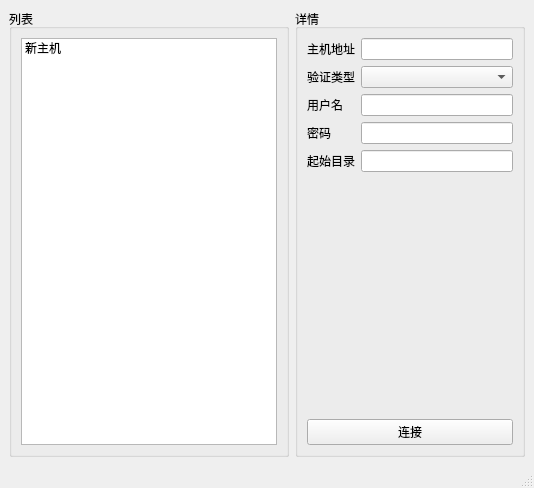
Before: the Qt Designer form mainwindow.ui in ffii4455/SSHFS, drawn with Qt 5.
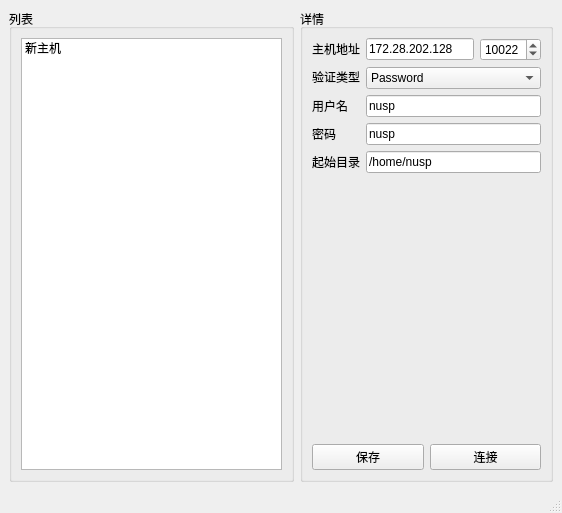
After: the same form once the commit is applied.

Diff of the .ui file:
```diff
--- a/mainwindow.ui
+++ b/mainwindow.ui
@@ -6,8 +6,8 @@
    <rect>
     <x>0</x>
     <y>0</y>
-    <width>534</width>
-    <height>488</height>
+    <width>562</width>
+    <height>513</height>
    </rect>
   </property>
   <property name="windowTitle">
@@ -41,23 +41,24 @@
       <property name="title">
        <string>详情</string>
       </property>
-      <layout class="QGridLayout" name="gridLayout_3">
-       <item row="1" column="0">
-        <spacer name="verticalSpacer">
-         <property name="orientation">
-          <enum>Qt::Vertical</enum>
+      <layout class="QGridLayout" name="gridLayout">
+       <item row="3" column="1">
+        <widget class="QPushButton" name="startConnect">
+         <property name="text">
+          <string>连接</string>
          </property>
-         <property name="sizeHint" stdset="0">
-          <size>
-           <width>20</width>
-           <height>40</height>
-          </size>
+        </widget>
+       </item>
+       <item row="3" column="0">
+        <widget class="QPushButton" name="saveButton">
+         <property name="text">
+          <string>保存</string>
          </property>
-        </spacer>
+        </widget>
        </item>
-       <item row="0" column="0">
-        <layout class="QGridLayout" name="gridLayout">
-         <item row="0" column="0">
+       <item row="0" column="0" colspan="2">
+        <layout class="QHBoxLayout" name="horizontalLayout">
+         <item>
           <layout class="QVBoxLayout" name="verticalLayout_2">
            <item>
             <widget class="QLabel" name="label">
@@ -96,33 +97,83 @@
            </item>
           </layout>
          </item>
-         <item row="0" column="1">
+         <item>
           <layout class="QVBoxLayout" name="verticalLayout">
            <item>
-            <widget class="QLineEdit" name="lineEdit_2"/>
+            <layout class="QHBoxLayout" name="horizontalLayout_2">
+             <item>
+              <widget class="QLineEdit" name="hostAddr">
+               <property name="text">
+                <string>172.28.202.128</string>
+               </property>
+              </widget>
+             </item>
+             <item>
+              <widget class="QSpinBox" name="port">
+               <property name="maximum">
+                <number>65535</number>
+               </property>
+               <property name="stepType">
+                <enum>QAbstractSpinBox::DefaultStepType</enum>
+               </property>
+               <property name="value">
+                <number>10022</number>
+               </property>
+              </widget>
+             </item>
+            </layout>
            </item>
            <item>
-            <widget class="QComboBox" name="comboBox"/>
+            <widget class="QComboBox" name="comboBox">
+             <item>
+              <property name="text">
+               <string>Password</string>
+              </property>
+             </item>
+             <item>
+              <property name="text">
+               <string>Public key</string>
+              </property>
+             </item>
+            </widget>
            </item>
            <item>
-            <widget class="QLineEdit" name="lineEdit"/>
+            <widget class="QLineEdit" name="username">
+             <property name="text">
+              <string>nusp</string>
+             </property>
+            </widget>
            </item>
            <item>
-            <widget class="QLineEdit" name="lineEdit_3"/>
+            <widget class="QLineEdit" name="password">
+             <property name="text">
+              <string>nusp</string>
+             </property>
+            </widget>
            </item>
            <item>
-            <widget class="QLineEdit" name="lineEdit_4"/>
+            <widget class="QLineEdit" name="rootPath">
+             <property name="text">
+              <string>/home/nusp</string>
+             </property>
+            </widget>
            </item>
           </layout>
          </item>
         </layout>
        </item>
-       <item row="2" column="0">
-        <widget class="QPushButton" name="startConnect">
-         <property name="text">
-          <string>连接</string>
+       <item row="2" column="1">
+        <spacer name="verticalSpacer">
+         <property name="orientation">
+          <enum>Qt::Vertical</enum>
          </property>
-        </widget>
+         <property name="sizeHint" stdset="0">
+          <size>
+           <width>20</width>
+           <height>40</height>
+          </size>
+         </property>
+        </spacer>
        </item>
       </layout>
      </widget>
```
Left out of the diff: 2 changed lines with no effect on the pictures.
